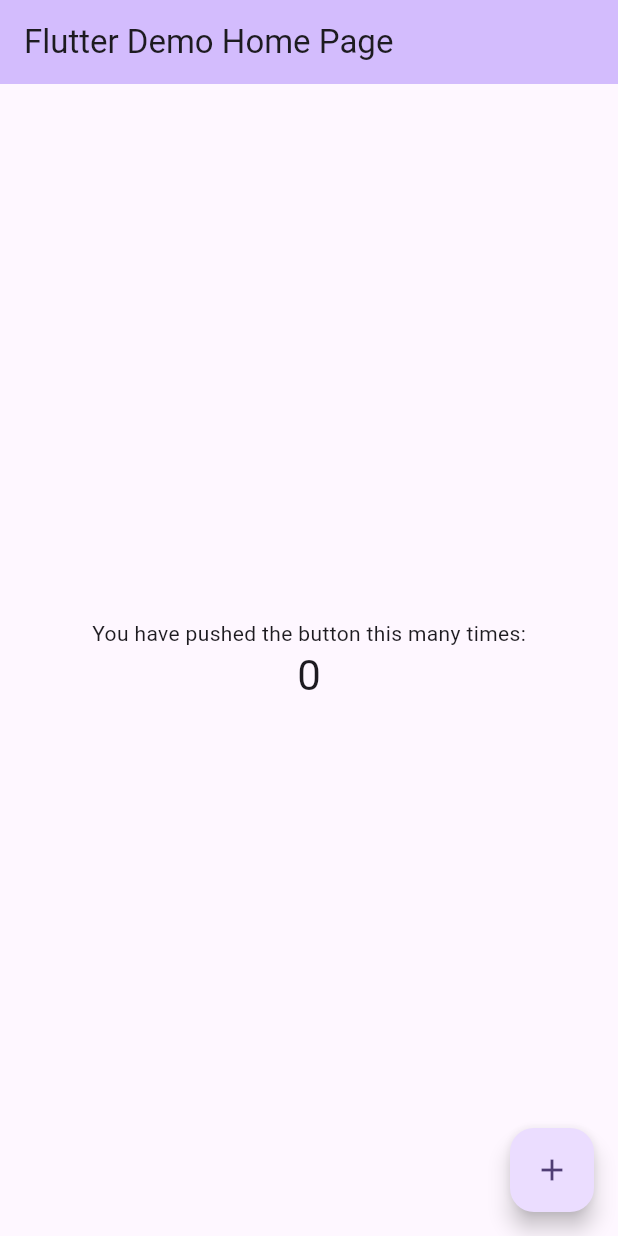
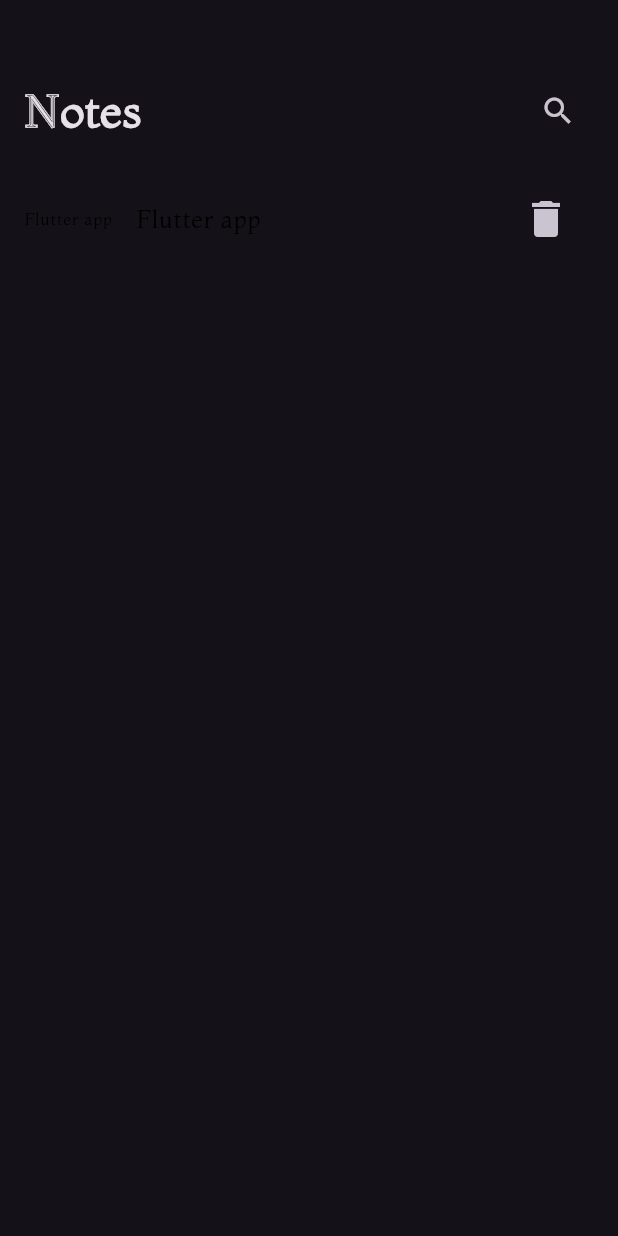
Before and after one commit to mostafaali2002/notes_app, a Flutter app: the screen it shows after launch, on a phone screen of 412 x 824 dp. Run offline on Flutter 3.47's test engine with Material 3 defaults, Android fonts, the phone set to English and light mode, and no system bars; our stand-ins replace hive_flutter; accounts and stored records are empty.

Commit message:
add custom appbar and add font Montaga

```diff
--- a/lib/main.dart
+++ b/lib/main.dart
@@ -1,6 +1,9 @@
 import 'package:flutter/material.dart';
+import 'package:hive_flutter/hive_flutter.dart';
+import 'package:notes_app/views/notes_view.dart';
 
-void main() {
+void main() async {
+  await Hive.initFlutter();
   runApp(const MyApp());
 }
 
@@ -11,115 +14,12 @@ class MyApp extends StatelessWidget {
   @override
   Widget build(BuildContext context) {
     return MaterialApp(
-      title: 'Flutter Demo',
+      debugShowCheckedModeBanner: false,
       theme: ThemeData(
-        // This is the theme of your application.
-        //
-        // TRY THIS: Try running your application with "flutter run". You'll see
-        // the application has a blue toolbar. Then, without quitting the app,
-        // try changing the seedColor in the colorScheme below to Colors.green
-        // and then invoke "hot reload" (save your changes or press the "hot
-        // reload" button in a Flutter-supported IDE, or press "r" if you used
-        // the command line to start the app).
-        //
-        // Notice that the counter didn't reset back to zero; the application
-        // state is not lost during the reload. To reset the state, use hot
-        // restart instead.
-        //
-        // This works for code too, not just values: Most code changes can be
-        // tested with just a hot reload.
-        colorScheme: ColorScheme.fromSeed(seedColor: Colors.deepPurple),
-        useMaterial3: true,
+        brightness: Brightness.dark,
+        fontFamily: "Montaga",
       ),
-      home: const MyHomePage(title: 'Flutter Demo Home Page'),
+      home: const NotesView(),
     );
   }
 }
-
-class MyHomePage extends StatefulWidget {
-  const MyHomePage({super.key, required this.title});
-
-  // This widget is the home page of your application. It is stateful, meaning
-  // that it has a State object (defined below) that contains fields that affect
-  // how it looks.
-
-  // This class is the configuration for the state. It holds the values (in this
-  // case the title) provided by the parent (in this case the App widget) and
-  // used by the build method of the State. Fields in a Widget subclass are
-  // always marked "final".
-
-  final String title;
-
-  @override
-  State<MyHomePage> createState() => _MyHomePageState();
-}
-
-class _MyHomePageState extends State<MyHomePage> {
-  int _counter = 0;
-
-  void _incrementCounter() {
-    setState(() {
-      // This call to setState tells the Flutter framework that something has
-      // changed in this State, which causes it to rerun the build method below
-      // so that the display can reflect the updated values. If we changed
-      // _counter without calling setState(), then the build method would not be
-      // called again, and so nothing would appear to happen.
-      _counter++;
-    });
-  }
-
-  @override
-  Widget build(BuildContext context) {
-    // This method is rerun every time setState is called, for instance as done
-    // by the _incrementCounter method above.
-    //
-    // The Flutter framework has been optimized to make rerunning build methods
-    // fast, so that you can just rebuild anything that needs updating rather
-    // than having to individually change instances of widgets.
-    return Scaffold(
-      appBar: AppBar(
-        // TRY THIS: Try changing the color here to a specific color (to
-        // Colors.amber, perhaps?) and trigger a hot reload to see the AppBar
-        // change color while the other colors stay the same.
-        backgroundColor: Theme.of(context).colorScheme.inversePrimary,
-        // Here we take the value from the MyHomePage object that was created by
-        // the App.build method, and use it to set our appbar title.
-        title: Text(widget.title),
-      ),
-      body: Center(
-        // Center is a layout widget. It takes a single child and positions it
-        // in the middle of the parent.
-        child: Column(
-          // Column is also a layout widget. It takes a list of children and
-          // arranges them vertically. By default, it sizes itself to fit its
-          // children horizontally, and tries to be as tall as its parent.
-          //
-          // Column has various properties to control how it sizes itself and
-          // how it positions its children. Here we use mainAxisAlignment to
-          // center the children vertically; the main axis here is the vertical
-          // axis because Columns are vertical (the cross axis would be
-          // horizontal).
-          //
-          // TRY THIS: Invoke "debug painting" (choose the "Toggle Debug Paint"
-          // action in the IDE, or press "p" in the console), to see the
-          // wireframe for each widget.
-          mainAxisAlignment: MainAxisAlignment.center,
-          children: <Widget>[
-            const Text(
-              'You have pushed the button this many times:',
-            ),
-            Text(
-              '$_counter',
-              style: Theme.of(context).textTheme.headlineMedium,
-            ),
-          ],
-        ),
-      ),
-      floatingActionButton: FloatingActionButton(
-        onPressed: _incrementCounter,
-        tooltip: 'Increment',
-        child: const Icon(Icons.add),
-      ), // This trailing comma makes auto-formatting nicer for build methods.
-    );
-  }
-}
--- a/lib/views/notes_view.dart
+++ b/lib/views/notes_view.dart
@@ -1,10 +1,13 @@
 import 'package:flutter/material.dart';
+import 'package:notes_app/widget/notes_body.dart';
 
 class NotesView extends StatelessWidget {
   const NotesView({super.key});
 
   @override
   Widget build(BuildContext context) {
-    return const Scaffold();
+    return const Scaffold(
+      body: NotesBody(),
+    );
   }
 }
--- /dev/null
+++ b/lib/widget/custom_appbar.dart
@@ -0,0 +1,27 @@
+import 'package:flutter/material.dart';
+
+class CustomAppBar extends StatelessWidget {
+  const CustomAppBar({
+    super.key,
+    required this.text,
+    required this.icon,
+  });
+  final String text;
+  final Icon icon;
+  @override
+  Widget build(BuildContext context) {
+    return Padding(
+      padding: const EdgeInsets.symmetric(horizontal: 16),
+      child: Row(
+        mainAxisAlignment: MainAxisAlignment.spaceBetween,
+        children: [
+          Text(
+            text,
+            style: const TextStyle(fontSize: 30, fontWeight: FontWeight.bold),
+          ),
+          IconButton(onPressed: () {}, icon: icon)
+        ],
+      ),
+    );
+  }
+}
--- /dev/null
+++ b/lib/widget/notes_body.dart
@@ -0,0 +1,25 @@
+import 'package:flutter/material.dart';
+import 'package:notes_app/widget/custom_appbar.dart';
+import 'package:notes_app/widget/notes_card.dart';
+
+class NotesBody extends StatelessWidget {
+  const NotesBody({
+    super.key,
+  });
+
+  @override
+  Widget build(BuildContext context) {
+    return const Column(
+      children: [
+        SizedBox(
+          height: 50,
+        ),
+        CustomAppBar(text: "Notes", icon: Icon(Icons.search)),
+        SizedBox(
+          height: 20,
+        ),
+        NotesCard()
+      ],
+    );
+  }
+}
--- /dev/null
+++ b/lib/widget/notes_card.dart
@@ -0,0 +1,21 @@
+import 'package:flutter/material.dart';
+
+class NotesCard extends StatelessWidget {
+  const NotesCard({
+    super.key,
+  });
+
+  @override
+  Widget build(BuildContext context) {
+    return ListTile(
+      leading: Text("Flutter app", style: TextStyle(color: Colors.black)),
+      title: Text("Flutter app", style: TextStyle(color: Colors.black)),
+      trailing: IconButton(
+          onPressed: () {},
+          icon: Icon(
+            Icons.delete,
+            size: 32,
+          )),
+    );
+  }
+}
```
Also changed, not shown: pubspec.yaml (+4 -4 lines), fonts/Montaga-Regular.ttf (added), 1 other file.
